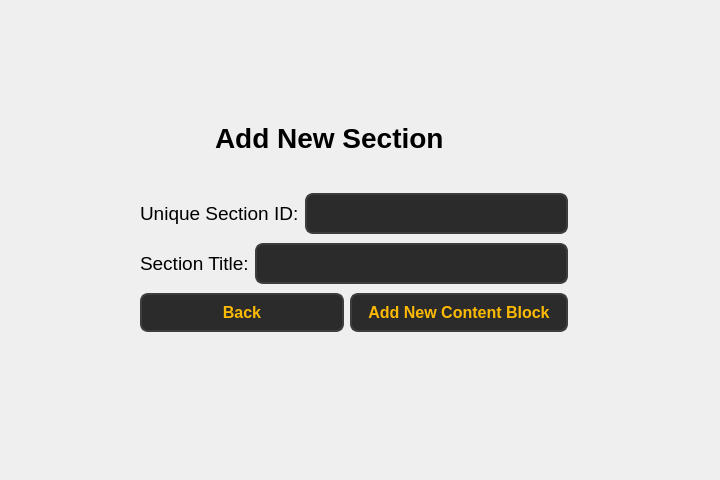
The window that ui/faculty/faculty_add_new_section_window.ui (Soham1117/elearningApp) describes before a commit, drawn with Qt 5.
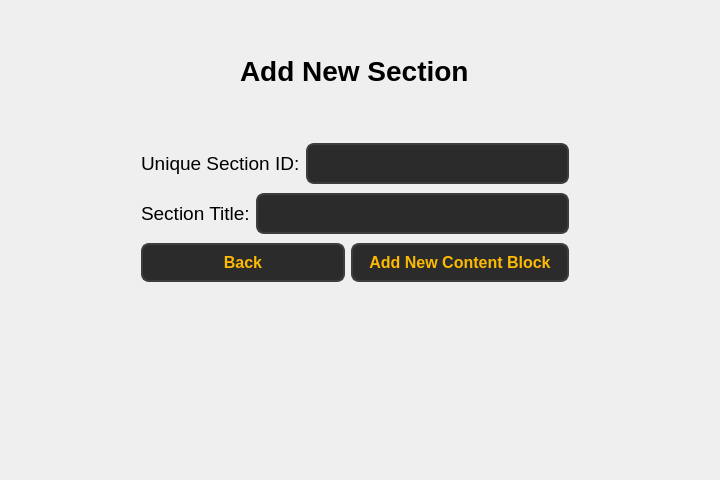
The same window after the commit.

Commit message: Changes made to UI of faculty pages.

```diff
--- a/ui/faculty/faculty_add_new_section_window.ui
+++ b/ui/faculty/faculty_add_new_section_window.ui
@@ -16,8 +16,8 @@
   <widget class="QWidget" name="layoutWidget">
    <property name="geometry">
     <rect>
-     <x>140</x>
-     <y>190</y>
+     <x>141</x>
+     <y>140</y>
      <width>428</width>
      <height>148</height>
     </rect>
@@ -176,9 +176,9 @@
   <widget class="QLabel" name="label">
    <property name="geometry">
     <rect>
-     <x>215</x>
-     <y>117</y>
-     <width>241</width>
+     <x>240</x>
+     <y>50</y>
+     <width>231</width>
      <height>41</height>
     </rect>
    </property>
```
The commit also changes 98 other files.
